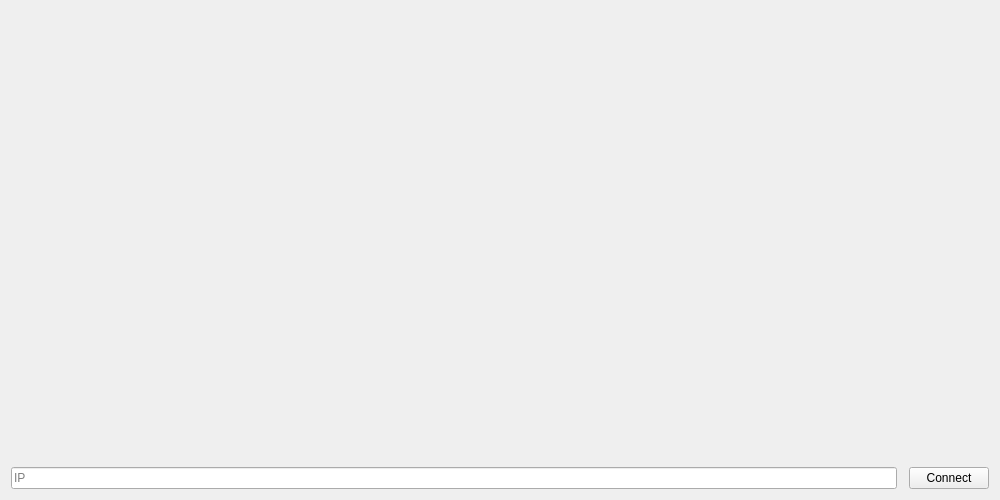
Old version of the form client.ui in the repository Tirariharari/Volleyball.
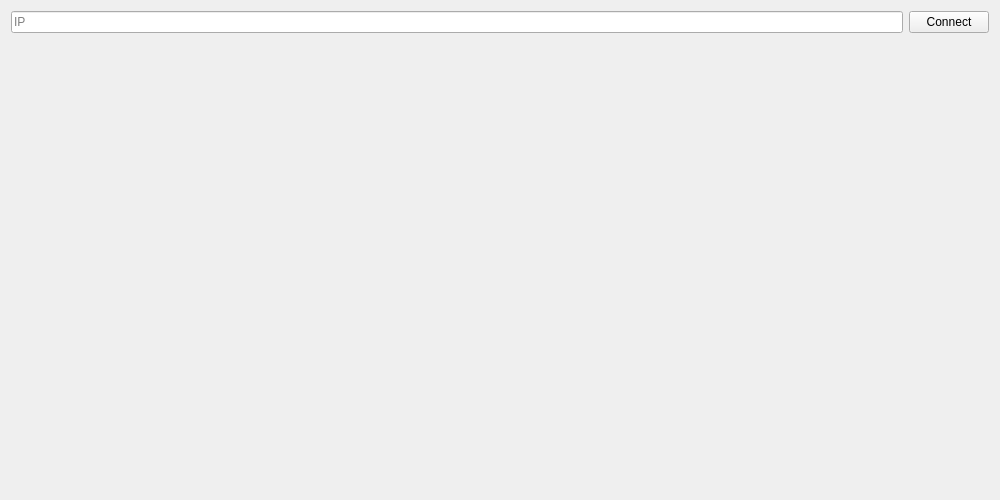
New version of the form.

Patch:
```diff
--- a/client.ui
+++ b/client.ui
@@ -26,7 +26,7 @@
    <string>Client</string>
   </property>
   <layout class="QGridLayout" name="gridLayout">
-   <item row="1" column="0">
+   <item row="1" column="1">
     <widget class="QLineEdit" name="lineEdit">
      <property name="inputMask">
       <string/>
@@ -46,7 +46,7 @@
      </property>
     </widget>
    </item>
-   <item row="0" column="0" colspan="3">
+   <item row="2" column="1">
     <spacer name="verticalSpacer">
      <property name="orientation">
       <enum>Qt::Vertical</enum>
```
